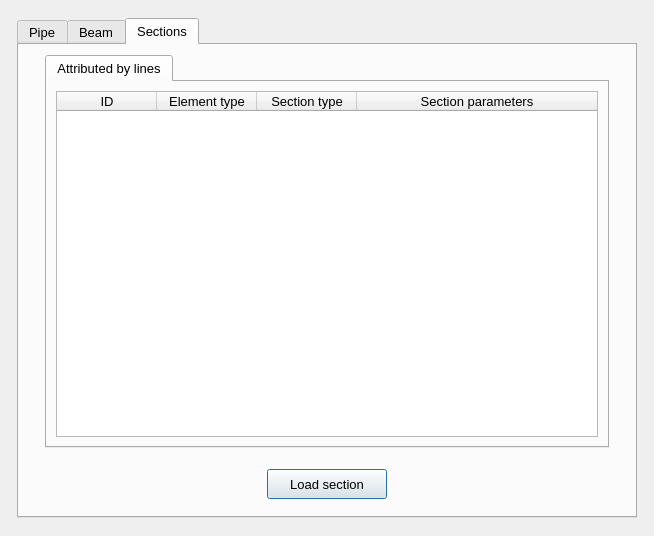
open-pulse/OpenPulse, file pulse/interface/data/ui_files/model/setup/cross_section/cross_section_widget.ui: the form before one commit.
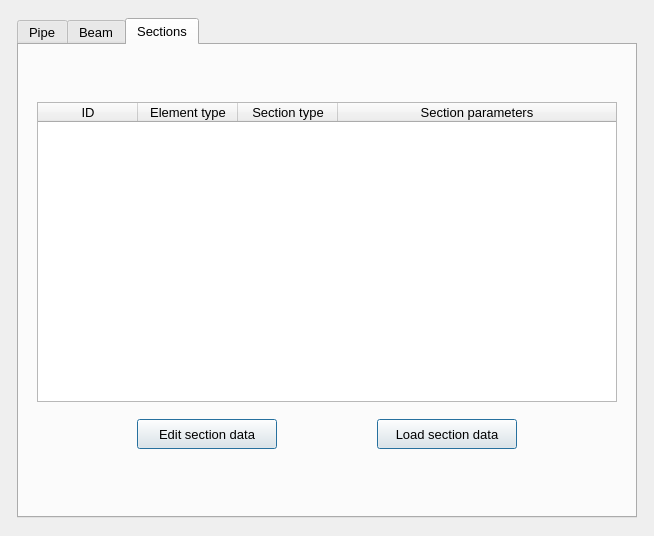
The form after the commit. The open tabs and pages were chosen to show the change. Icons and pictures are not drawn.

Commit message: Implement a feature to load any already applied cross-sections inputs

```diff
--- a/pulse/interface/data/ui_files/model/setup/cross_section/cross_section_widget.ui
+++ b/pulse/interface/data/ui_files/model/setup/cross_section/cross_section_widget.ui
@@ -6509,15 +6509,53 @@
        <property name="bottomMargin">
         <number>6</number>
        </property>
+       <item row="4" column="0">
+        <spacer name="verticalSpacer">
+         <property name="orientation">
+          <enum>Qt::Vertical</enum>
+         </property>
+         <property name="sizeHint" stdset="0">
+          <size>
+           <width>20</width>
+           <height>40</height>
+          </size>
+         </property>
+        </spacer>
+       </item>
        <item row="0" column="0">
-        <widget class="QFrame" name="frame_24">
+        <spacer name="verticalSpacer_5">
+         <property name="orientation">
+          <enum>Qt::Vertical</enum>
+         </property>
+         <property name="sizeHint" stdset="0">
+          <size>
+           <width>20</width>
+           <height>40</height>
+          </size>
+         </property>
+        </spacer>
+       </item>
+       <item row="3" column="0">
+        <widget class="QFrame" name="frame_23">
+         <property name="minimumSize">
+          <size>
+           <width>0</width>
+           <height>52</height>
+          </size>
+         </property>
+         <property name="maximumSize">
+          <size>
+           <width>16777215</width>
+           <height>52</height>
+          </size>
+         </property>
          <property name="frameShape">
           <enum>QFrame::NoFrame</enum>
          </property>
          <property name="frameShadow">
           <enum>QFrame::Raised</enum>
          </property>
-         <layout class="QGridLayout" name="gridLayout_23">
+         <layout class="QGridLayout" name="gridLayout_24">
           <property name="leftMargin">
            <number>4</number>
           </property>
@@ -6533,45 +6571,89 @@
           <property name="spacing">
            <number>4</number>
           </property>
-          <item row="0" column="0">
-           <widget class="QTabWidget" name="tabWidget_sections_data">
+          <item row="0" column="1">
+           <widget class="QPushButton" name="pushButton_load_section_data">
             <property name="minimumSize">
              <size>
-              <width>500</width>
-              <height>300</height>
+              <width>120</width>
+              <height>30</height>
              </size>
             </property>
             <property name="maximumSize">
              <size>
-              <width>564</width>
-              <height>16777215</height>
+              <width>140</width>
+              <height>30</height>
              </size>
             </property>
             <property name="font">
              <font>
+              <family>MS Shell Dlg 2</family>
               <pointsize>10</pointsize>
+              <weight>50</weight>
+              <italic>false</italic>
+              <bold>false</bold>
              </font>
             </property>
-            <property name="currentIndex">
-             <number>0</number>
+            <property name="styleSheet">
+             <string notr="true"/>
             </property>
-            <widget class="QWidget" name="tab_section_lines">
-             <attribute name="title">
-              <string>Attributed by lines</string>
-             </attribute>
-             <layout class="QGridLayout" name="gridLayout_21">
+            <property name="text">
+             <string>Load section data</string>
+            </property>
+            <property name="default">
+             <bool>true</bool>
+            </property>
+           </widget>
+          </item>
               <item row="0" column="0">
+           <widget class="QPushButton" name="pushButton_edit_section_data">
+            <property name="minimumSize">
+             <size>
+              <width>120</width>
+              <height>30</height>
+             </size>
+            </property>
+            <property name="maximumSize">
+             <size>
+              <width>140</width>
+              <height>30</height>
+             </size>
+            </property>
+            <property name="font">
+             <font>
+              <family>MS Shell Dlg 2</family>
+              <pointsize>10</pointsize>
+              <weight>50</weight>
+              <italic>false</italic>
+              <bold>false</bold>
+             </font>
+            </property>
+            <property name="styleSheet">
+             <string notr="true"/>
+            </property>
+            <property name="text">
+             <string>Edit section data</string>
+            </property>
+            <property name="default">
+             <bool>true</bool>
+            </property>
+           </widget>
+          </item>
+         </layout>
+        </widget>
+       </item>
+       <item row="1" column="0">
                <widget class="QTreeWidget" name="treeWidget_sections_parameters_by_lines">
                 <property name="minimumSize">
                  <size>
                   <width>500</width>
-                  <height>250</height>
+           <height>300</height>
                  </size>
                 </property>
                 <property name="maximumSize">
                  <size>
-                  <width>550</width>
-                  <height>350</height>
+           <width>580</width>
+           <height>360</height>
                  </size>
                 </property>
                 <property name="font">
@@ -6634,86 +6716,6 @@
           </item>
          </layout>
         </widget>
-       </item>
-       <item row="1" column="0">
-        <widget class="QFrame" name="frame_23">
-         <property name="minimumSize">
-          <size>
-           <width>0</width>
-           <height>52</height>
-          </size>
-         </property>
-         <property name="maximumSize">
-          <size>
-           <width>16777215</width>
-           <height>52</height>
-          </size>
-         </property>
-         <property name="frameShape">
-          <enum>QFrame::NoFrame</enum>
-         </property>
-         <property name="frameShadow">
-          <enum>QFrame::Raised</enum>
-         </property>
-         <layout class="QGridLayout" name="gridLayout_24">
-          <property name="leftMargin">
-           <number>4</number>
-          </property>
-          <property name="topMargin">
-           <number>4</number>
-          </property>
-          <property name="rightMargin">
-           <number>4</number>
-          </property>
-          <property name="bottomMargin">
-           <number>4</number>
-          </property>
-          <property name="spacing">
-           <number>4</number>
-          </property>
-          <item row="0" column="0">
-           <widget class="QPushButton" name="pushButton_load_section_info">
-            <property name="minimumSize">
-             <size>
-              <width>120</width>
-              <height>30</height>
-             </size>
-            </property>
-            <property name="maximumSize">
-             <size>
-              <width>120</width>
-              <height>30</height>
-             </size>
-            </property>
-            <property name="font">
-             <font>
-              <family>MS Shell Dlg 2</family>
-              <pointsize>10</pointsize>
-              <weight>50</weight>
-              <italic>false</italic>
-              <bold>false</bold>
-             </font>
-            </property>
-            <property name="styleSheet">
-             <string notr="true"/>
-            </property>
-            <property name="text">
-             <string>Load section</string>
-            </property>
-            <property name="default">
-             <bool>true</bool>
-            </property>
-           </widget>
-          </item>
-         </layout>
-        </widget>
-       </item>
-      </layout>
-     </widget>
-    </widget>
-   </item>
-  </layout>
- </widget>
  <tabstops>
   <tabstop>tabWidget_general</tabstop>
   <tabstop>tabWidget_pipe_section</tabstop>
```
Left out of the diff: 10 changed lines with no effect on the pictures. Lines whose indentation alone changed are shown as unchanged. The commit also changes 2 other files.
